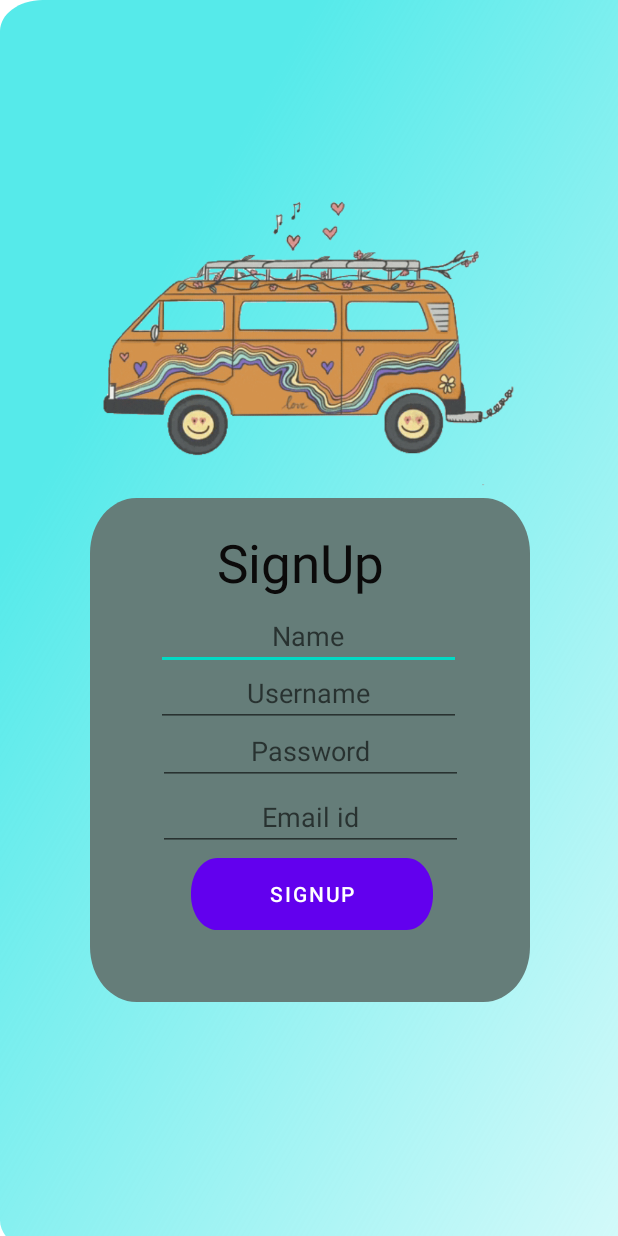
After one commit to FakeEnginner/Smartbus, an Android app: the layout signup.xml on its own in the app's theme, with its tools: preview values and no code run, on a phone screen of 412 x 824 dp. The commit adds this screen. Run offline under Robolectric (Android 15) with nearby library versions, the phone set to English and light mode, and no system bars.

Commit message:
ui design
login, signup,start

```diff
--- a/app/build.gradle
+++ b/app/build.gradle
@@ -40,6 +40,7 @@ dependencies {
     implementation 'androidx.appcompat:appcompat:1.6.0'
     implementation 'com.google.android.material:material:1.8.0'
     implementation 'androidx.constraintlayout:constraintlayout:2.1.4'
+    implementation 'androidx.room:room-common:2.5.0'
     testImplementation 'junit:junit:4.13.2'
     androidTestImplementation 'androidx.test.ext:junit:1.1.5'
     androidTestImplementation 'androidx.test.espresso:espresso-core:3.5.1'
--- a/app/src/main/java/com/example/smartbus/ContactDAO.kt
+++ b/app/src/main/java/com/example/smartbus/ContactDAO.kt
@@ -2,6 +2,7 @@ package com.example.smartbus
 
 import androidx.lifecycle.LiveData
 import androidx.room.*
+import androidx.room.Query
 
 @Dao
 interface ContactDAO {
--- /dev/null
+++ b/app/src/main/res/drawable/android_lar.xml
@@ -0,0 +1,61 @@
+<?xml version="1.0" encoding="utf-8"?>
+    <vector
+        xmlns:android="http://schemas.android.com/apk/res/android"
+        xmlns:aapt="http://schemas.android.com/aapt"
+        android:width="360dp"
+        android:height="800dp"
+        android:viewportWidth="290"
+        android:viewportHeight="790"
+        >
+
+        <group>
+
+            <clip-path
+                android:pathData="M20 0H340C351.046 0 360 8.95431 360 20V780C360 791.046 351.046 800 340 800H20C8.95431 800 0 791.046 0 780V20C0 8.95431 8.95431 0 20 0Z"
+                />
+
+            <group
+                android:translateX="1"
+                android:translateY="1.034"
+                android:pivotX="200"
+                android:pivotY="450"
+                android:scaleX="3.113"
+                android:scaleY="10.115"
+                android:rotation="3.792"
+                >
+
+                <path
+                    android:pathData="M0 0V800H360V0"
+                    >
+
+                    <aapt:attr name="android:fillColor">
+
+                        <gradient
+                            android:type="linear"
+                            android:startX="90"
+                            android:startY="300"
+                            android:endX="270"
+                            android:endY="500"
+                            >
+
+                            <item
+                                android:color="#56EAEA"
+                                android:offset="0.5"
+                                />
+
+                            <item
+                                android:color="#00FFFFFF"
+                                android:offset="1"
+                                />
+
+                        </gradient>
+
+                    </aapt:attr>
+
+                </path>
+
+            </group>
+
+        </group>
+
+    </vector>
--- /dev/null
+++ b/app/src/main/res/drawable/rectangle_2.xml
@@ -0,0 +1,24 @@
+<?xml version="1.0" encoding="utf-8"?>
+    <vector
+        xmlns:android="http://schemas.android.com/apk/res/android"
+        xmlns:aapt="http://schemas.android.com/aapt"
+        android:width="293dp"
+        android:height="284dp"
+        android:viewportWidth="293"
+        android:viewportHeight="284"
+        >
+
+        <group>
+
+            <clip-path
+                android:pathData="M31 0H262C279.121 0 293 13.8792 293 31V253C293 270.121 279.121 284 262 284H31C13.8792 284 0 270.121 0 253V31C0 13.8792 13.8792 0 31 0Z"
+                />
+
+            <path
+                android:pathData="M0 0V284H293V0"
+                android:fillColor="#657D79"
+                />
+
+        </group>
+
+    </vector>
--- /dev/null
+++ b/app/src/main/res/drawable/rectangle_3.xml
@@ -0,0 +1,24 @@
+<?xml version="1.0" encoding="utf-8"?>
+<vector
+    xmlns:android="http://schemas.android.com/apk/res/android"
+    xmlns:aapt="http://schemas.android.com/aapt"
+    android:width="138dp"
+    android:height="31dp"
+    android:viewportWidth="138"
+    android:viewportHeight="31"
+    >
+
+    <group>
+
+        <clip-path
+            android:pathData="M15 0H123C131.284 0 138 6.71573 138 15V16C138 24.2843 131.284 31 123 31H15C6.71573 31 0 24.2843 0 16V15C0 6.71573 6.71573 0 15 0Z"
+            />
+
+        <path
+            android:pathData="M0 0V31H138V0"
+            android:fillColor="#D9D9D9"
+            />
+
+    </group>
+
+</vector>
--- /dev/null
+++ b/app/src/main/res/layout/signup.xml
@@ -0,0 +1,115 @@
+<?xml version="1.0" encoding="utf-8"?>
+
+
+<RelativeLayout
+    xmlns:android="http://schemas.android.com/apk/res/android"
+    xmlns:app="http://schemas.android.com/apk/res-auto"
+    android:id="@+id/android_lar"
+    android:layout_width="fill_parent"
+    android:layout_height="fill_parent"
+    android:clipToOutline="true"
+    android:background="@drawable/android_lar"
+    >
+
+    <ImageView
+        android:id="@+id/imageView"
+        android:layout_width="290dp"
+        android:layout_height="249dp"
+        android:layout_alignParentStart="true"
+        android:layout_alignParentTop="true"
+        android:layout_alignParentEnd="true"
+        android:layout_alignParentBottom="true"
+        android:layout_marginStart="52dp"
+        android:layout_marginTop="69dp"
+        android:layout_marginEnd="68dp"
+        android:layout_marginBottom="412dp"
+        app:srcCompat="@drawable/buzz" />
+
+    <View
+        android:id="@+id/rectangle_2"
+        android:layout_width="293dp"
+        android:layout_height="336dp"
+        android:layout_alignParentLeft="true"
+        android:layout_alignParentTop="true"
+        android:layout_marginLeft="60dp"
+        android:layout_marginTop="332dp"
+        android:background="@drawable/rectangle_2" />
+
+    <TextView
+        android:id="@+id/login"
+        android:layout_width="200dp"
+        android:layout_height="45dp"
+        android:layout_alignParentLeft="true"
+        android:layout_alignParentTop="true"
+        android:layout_marginLeft="100dp"
+        android:layout_marginTop="351dp"
+        android:gravity="center_horizontal|top"
+        android:text="@string/Signup"
+        android:textAppearance="@style/Signup"
+        />
+
+    <EditText
+        android:id="@+id/editTextTextPersonName4"
+        android:layout_width="203dp"
+        android:layout_height="wrap_content"
+        android:layout_alignParentLeft="true"
+        android:layout_alignParentTop="true"
+        android:layout_marginLeft="104dp"
+        android:layout_marginTop="401dp"
+        android:ems="10"
+        android:hint="@string/name"
+        android:inputType="textPersonName"
+        android:textAlignment="center" />
+
+    <EditText
+        android:id="@+id/editTextTextPersonName5"
+        android:layout_width="203dp"
+        android:layout_height="wrap_content"
+        android:layout_alignParentLeft="true"
+        android:layout_alignParentTop="true"
+        android:layout_marginLeft="104dp"
+        android:layout_marginTop="439dp"
+        android:ems="10"
+        android:hint="@string/Username"
+        android:inputType="textPersonName"
+        android:textAlignment="center" />
+
+    <EditText
+        android:id="@+id/editTextTextPassword"
+        android:layout_width="203dp"
+        android:layout_height="wrap_content"
+        android:layout_alignParentLeft="true"
+        android:layout_alignParentTop="true"
+        android:layout_marginLeft="105dp"
+        android:layout_marginTop="478dp"
+        android:ems="10"
+        android:hint="Password"
+        android:inputType="textPassword"
+        android:textAlignment="center" />
+
+    <EditText
+        android:id="@+id/editTextTextPersonName6"
+        android:layout_width="203dp"
+        android:layout_height="wrap_content"
+        android:layout_alignParentLeft="true"
+        android:layout_alignParentTop="true"
+        android:layout_marginLeft="105dp"
+        android:layout_marginTop="522dp"
+        android:ems="10"
+        android:hint="@string/email"
+        android:inputType="textPersonName"
+        android:textAlignment="center" />
+
+    <Button
+        android:id="@+id/button2"
+        android:layout_width="161dp"
+        android:layout_height="wrap_content"
+        android:layout_alignParentLeft="true"
+        android:layout_alignParentTop="true"
+        android:layout_marginLeft="127dp"
+        android:layout_marginTop="572dp"
+        android:background="@drawable/rectangle_3"
+        android:text="@string/Signup" />
+
+
+</RelativeLayout>
--- a/app/src/main/res/values/strings.xml
+++ b/app/src/main/res/values/strings.xml
@@ -1,3 +1,17 @@
 <resources>
     <string name="app_name">SmartBus</string>
+    <string name="let_s_enjoy">Let's Enjoy A New                 World</string>
+    <string name="search_the_">Search the Safest destination</string>
+    <string name="get_started">Get Started</string>
+    <string name="login">Login</string>
+    <string name="Signup">SignUp</string>
+    <string name="name">Name</string>
+    <string name="Username">Username</string>
+    <string name="email">Email id</string>
+    <string name="signup_message">Are you a new User?</string>
+
+
+
+
+
 </resources>
```
Also changed, not shown: app/src/main/res/layout/login.xml (added, +99 -0 lines), app/src/main/res/layout/start.xml (added, +71 -0 lines), app/src/main/res/values/styles.xml (added, +62 -0 lines), app/src/main/res/drawable/buzz.png (added).
